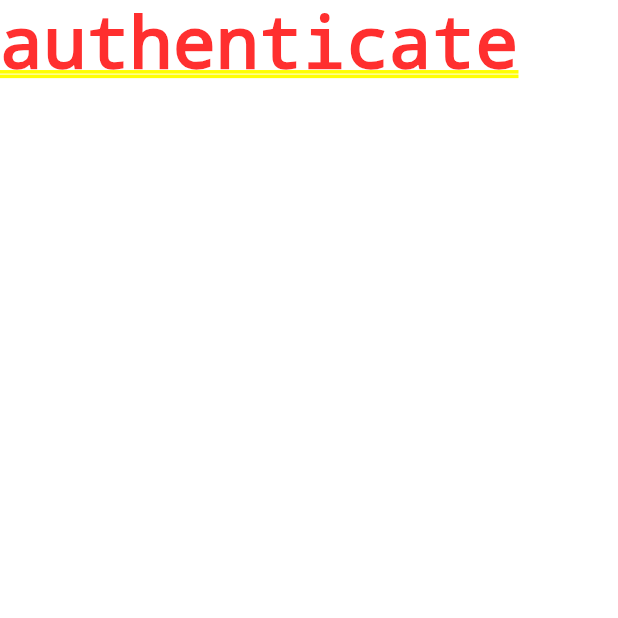
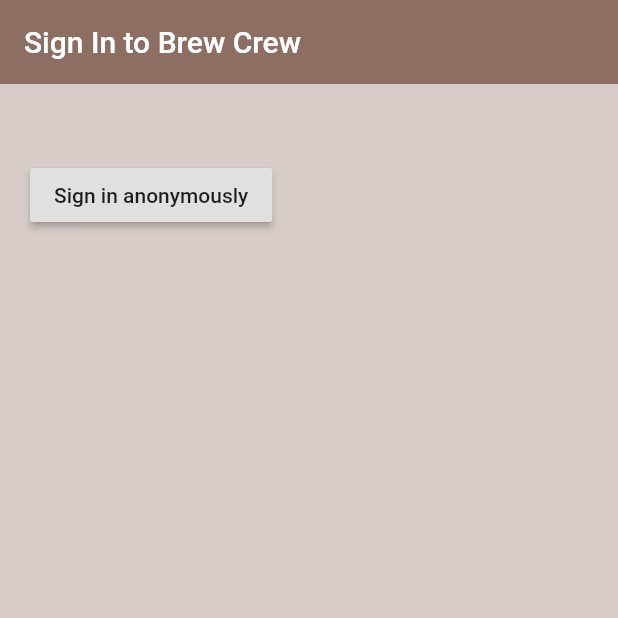
Before and after one commit to kharioki/Brew_crew, a Flutter app: the screen it shows after launch, on a phone screen of 412 x 824 dp, the top half of it. Run offline on Flutter 3.47's test engine with Material 2 defaults, Android fonts, the phone set to English and light mode, and no system bars; our stand-ins replace firebase_auth; accounts and stored records are empty.

Commit message:
added signin anonymously

```diff
--- a/lib/screens/authenticate/authenticate.dart
+++ b/lib/screens/authenticate/authenticate.dart
@@ -1,3 +1,4 @@
+import 'package:brew_crew/screens/authenticate/sign_in.dart';
 import 'package:flutter/material.dart';
 
 class Authenticate extends StatefulWidget {
@@ -8,8 +9,6 @@ class Authenticate extends StatefulWidget {
 class _AuthenticateState extends State<Authenticate> {
   @override
   Widget build(BuildContext context) {
-    return Container(
-      child: Text('authenticate'),
-    );
+    return Container(child: SignIn());
   }
 }
--- /dev/null
+++ b/lib/screens/authenticate/sign_in.dart
@@ -0,0 +1,38 @@
+import 'package:brew_crew/services/auth.dart';
+import 'package:flutter/material.dart';
+
+class SignIn extends StatefulWidget {
+  @override
+  _SignInState createState() => _SignInState();
+}
+
+class _SignInState extends State<SignIn> {
+  final AuthService _auth = AuthService();
+
+  @override
+  Widget build(BuildContext context) {
+    return Scaffold(
+      backgroundColor: Colors.brown[100],
+      appBar: AppBar(
+        backgroundColor: Colors.brown[400],
+        elevation: 0.0,
+        title: Text('Sign In to Brew Crew'),
+      ),
+      body: Container(
+        padding: EdgeInsets.symmetric(horizontal: 20.0, vertical: 50.0),
+        child: RaisedButton(
+          onPressed: () async {
+            dynamic result = await _auth.signInAnon();
+            if (result == null) {
+              print('error signing in');
+            } else {
+              print('signed in');
+              print(result);
+            }
+          },
+          child: Text('Sign in anonymously'),
+        ),
+      ),
+    );
+  }
+}
--- a/lib/screens/wrapper.dart
+++ b/lib/screens/wrapper.dart
@@ -1,5 +1,5 @@
 import 'package:brew_crew/screens/authenticate/authenticate.dart';
-import 'package:brew_crew/screens/home/home.dart';
+// import 'package:brew_crew/screens/home/home.dart';
 import 'package:flutter/material.dart';
 
 class Wrapper extends StatelessWidget {
```
